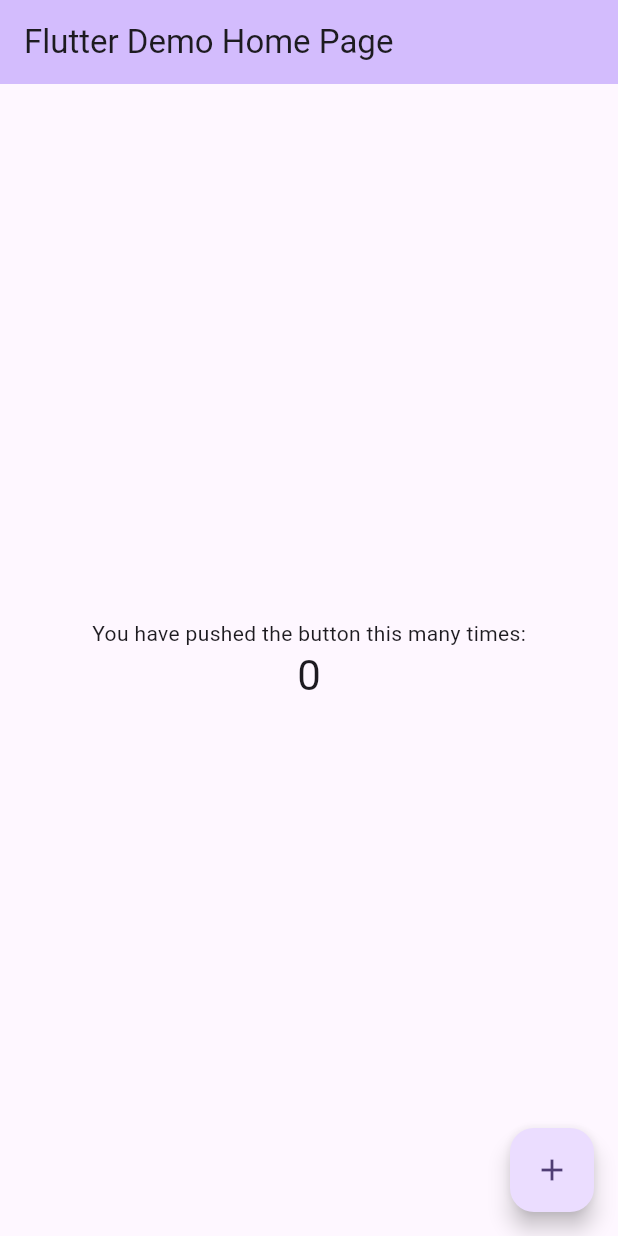
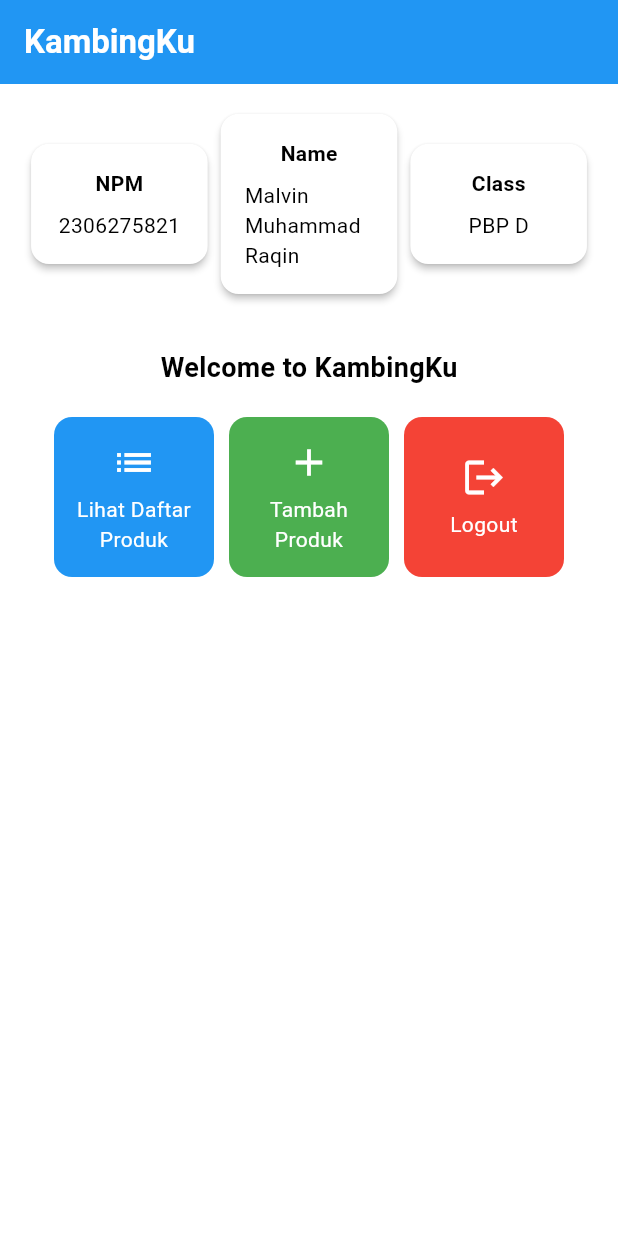
Before and after one commit to Malvin0902/kambing_ku, a Flutter app: the screen it shows after launch, on a phone screen of 412 x 824 dp. Run offline on Flutter 3.47's test engine with Material 3 defaults, Android fonts, the phone set to English and light mode, and no system bars.

Commit message:
tugas individual 7

```diff
--- a/lib/main.dart
+++ b/lib/main.dart
@@ -1,4 +1,5 @@
 import 'package:flutter/material.dart';
+import 'package:kambing_ku/menu.dart';
 
 void main() {
   runApp(const MyApp());
@@ -28,98 +29,12 @@
         //
         // This works for code too, not just values: Most code changes can be
         // tested with just a hot reload.
-        colorScheme: ColorScheme.fromSeed(seedColor: Colors.deepPurple),
+        colorScheme: ColorScheme.fromSwatch(
+          primarySwatch: Colors.deepPurple,
+          ).copyWith(secondary: Colors.deepPurple[400]),
         useMaterial3: true,
       ),
-      home: const MyHomePage(title: 'Flutter Demo Home Page'),
+      home: MyHomePage(),
     );
   }
 }
-
-class MyHomePage extends StatefulWidget {
-  const MyHomePage({super.key, required this.title});
-
-  // This widget is the home page of your application. It is stateful, meaning
-  // that it has a State object (defined below) that contains fields that affect
-  // how it looks.
-
-  // This class is the configuration for the state. It holds the values (in this
-  // case the title) provided by the parent (in this case the App widget) and
-  // used by the build method of the State. Fields in a Widget subclass are
-  // always marked "final".
-
-  final String title;
-
-  @override
-  State<MyHomePage> createState() => _MyHomePageState();
-}
-
-class _MyHomePageState extends State<MyHomePage> {
-  int _counter = 0;
-
-  void _incrementCounter() {
-    setState(() {
-      // This call to setState tells the Flutter framework that something has
-      // changed in this State, which causes it to rerun the build method below
-      // so that the display can reflect the updated values. If we changed
-      // _counter without calling setState(), then the build method would not be
-      // called again, and so nothing would appear to happen.
-      _counter++;
-    });
-  }
-
-  @override
-  Widget build(BuildContext context) {
-    // This method is rerun every time setState is called, for instance as done
-    // by the _incrementCounter method above.
-    //
-    // The Flutter framework has been optimized to make rerunning build methods
-    // fast, so that you can just rebuild anything that needs updating rather
-    // than having to individually change instances of widgets.
-    return Scaffold(
-      appBar: AppBar(
-        // TRY THIS: Try changing the color here to a specific color (to
-        // Colors.amber, perhaps?) and trigger a hot reload to see the AppBar
-        // change color while the other colors stay the same.
-        backgroundColor: Theme.of(context).colorScheme.inversePrimary,
-        // Here we take the value from the MyHomePage object that was created by
-        // the App.build method, and use it to set our appbar title.
-        title: Text(widget.title),
-      ),
-      body: Center(
-        // Center is a layout widget. It takes a single child and positions it
-        // in the middle of the parent.
-        child: Column(
-          // Column is also a layout widget. It takes a list of children and
-          // arranges them vertically. By default, it sizes itself to fit its
-          // children horizontally, and tries to be as tall as its parent.
-          //
-          // Column has various properties to control how it sizes itself and
-          // how it positions its children. Here we use mainAxisAlignment to
-          // center the children vertically; the main axis here is the vertical
-          // axis because Columns are vertical (the cross axis would be
-          // horizontal).
-          //
-          // TRY THIS: Invoke "debug painting" (choose the "Toggle Debug Paint"
-          // action in the IDE, or press "p" in the console), to see the
-          // wireframe for each widget.
-          mainAxisAlignment: MainAxisAlignment.center,
-          children: <Widget>[
-            const Text(
-              'You have pushed the button this many times:',
-            ),
-            Text(
-              '$_counter',
-              style: Theme.of(context).textTheme.headlineMedium,
-            ),
-          ],
-        ),
-      ),
-      floatingActionButton: FloatingActionButton(
-        onPressed: _incrementCounter,
-        tooltip: 'Increment',
-        child: const Icon(Icons.add),
-      ), // This trailing comma makes auto-formatting nicer for build methods.
-    );
-  }
-}
--- /dev/null
+++ b/lib/menu.dart
@@ -0,0 +1,178 @@
+import 'package:flutter/material.dart';
+
+class MyHomePage extends StatelessWidget  {
+  MyHomePage({super.key});
+
+  final String npm = '2306275821';
+  final String name = 'Malvin Muhammad Raqin';
+  final String className = 'PBP D';
+
+  final List<ItemHomepage> items = [
+    ItemHomepage("Lihat Daftar Produk", Icons.list),
+    ItemHomepage("Tambah Produk", Icons.add),
+    ItemHomepage("Logout", Icons.logout),
+  ];
+
+  @override
+  Widget build(BuildContext context) {
+    return Scaffold(
+      appBar: AppBar(
+        title: const Text(
+          'KambingKu',
+          style: TextStyle(
+            color: Colors.white,
+            fontWeight: FontWeight.bold,
+          ),
+        ),
+        backgroundColor: Colors.blue, // Ganti dengan warna yang diinginkan
+      ),
+      body: Padding(
+        padding: const EdgeInsets.all(16.0),
+        child: Column(
+          crossAxisAlignment: CrossAxisAlignment.center,
+          children: [
+            Row(
+              mainAxisAlignment: MainAxisAlignment.spaceEvenly,
+              children: [
+                InfoCard(title: 'NPM', content: npm),
+                InfoCard(title: 'Name', content: name),
+                InfoCard(title: 'Class', content: className),
+              ],
+            ),
+            const SizedBox(height: 16.0),
+            Center(
+              child: Column(
+                children: [
+                  const Padding(
+                    padding: EdgeInsets.only(top: 16.0),
+                    child: Text(
+                      'Welcome to KambingKu',
+                      style: TextStyle(
+                        fontWeight: FontWeight.bold,
+                        fontSize: 18.0,
+                      ),
+                    ),
+                  ),
+                  GridView.count(
+                    primary: true,
+                    padding: const EdgeInsets.all(20),
+                    crossAxisSpacing: 10,
+                    mainAxisSpacing: 10,
+                    crossAxisCount: 3,
+                    shrinkWrap: true,
+                    children: items.map((ItemHomepage item) {
+                      return ItemCard(item);
+                    }).toList(),
+                  ),
+                ],
+              ),
+            ),
+          ],
+        ),
+      ),
+    );
+  }
+}
+
+class InfoCard extends StatelessWidget {
+  final String title;
+  final String content;
+
+  const InfoCard({super.key, required this.title, required this.content});
+
+  @override
+  Widget build(BuildContext context) {
+    return Card(
+      elevation: 2.0,
+      child: Container(
+        width: MediaQuery.of(context).size.width / 3.5,
+        padding: const EdgeInsets.all(16.0),
+        child: Column(
+          children: [
+            Text(
+              title,
+              style: const TextStyle(fontWeight: FontWeight.bold),
+            ),
+            const SizedBox(height: 8.0),
+            Text(content),
+          ],
+        ),
+      ),
+    );
+  }
+}
+
+class ItemHomepage {
+  final String name;
+  final IconData icon;
+
+  ItemHomepage(this.name, this.icon);
+}
+
+class ItemCard extends StatelessWidget {
+  final ItemHomepage item;
+
+  const ItemCard(this.item, {super.key});
+
+  Color getBackgroundColor() {
+    switch (item.name) {
+      case 'Lihat Daftar Produk':
+        return Colors.blue;
+      case 'Tambah Produk':
+        return Colors.green;
+      case 'Logout':
+        return Colors.red;
+      default:
+        return Colors.grey;
+    }
+  }
+
+  @override
+  Widget build(BuildContext context) {
+    return Material(
+      color: getBackgroundColor(),
+      borderRadius: BorderRadius.circular(12),
+      child: InkWell(
+        onTap: () {
+          String message;
+          if (item.name == "Lihat Daftar Produk") {
+            message = "Kamu telah menekan tombol Lihat Daftar Produk";
+          } else if (item.name == "Tambah Produk") {
+            message = "Kamu telah menekan tombol Tambah Produk";
+          } else if (item.name == "Logout") {
+            message = "Kamu telah menekan tombol Logout";
+          } else {
+            message = "Kamu telah menekan tombol ${item.name}";
+          }
+
+          ScaffoldMessenger.of(context)
+            ..hideCurrentSnackBar()
+            ..showSnackBar(
+              SnackBar(content: Text(message)),
+            );
+        },
+        child: Container(
+          padding: const EdgeInsets.all(8),
+          child: Center(
+            child: Column(
+              mainAxisAlignment: MainAxisAlignment.center,
+              children: [
+                Icon(
+                  item.icon,
+                  color: Colors.white,
+                  size: 30.0,
+                ),
+                const Padding(padding: EdgeInsets.all(3)),
+                Text(
+                  item.name,
+                  textAlign: TextAlign.center,
+                  style: const TextStyle(color: Colors.white),
+                ),
+              ],
+            ),
+          ),
+        ),
+      ),
+    );
+  }
+}
```
Also changed, not shown: 1 other file.
